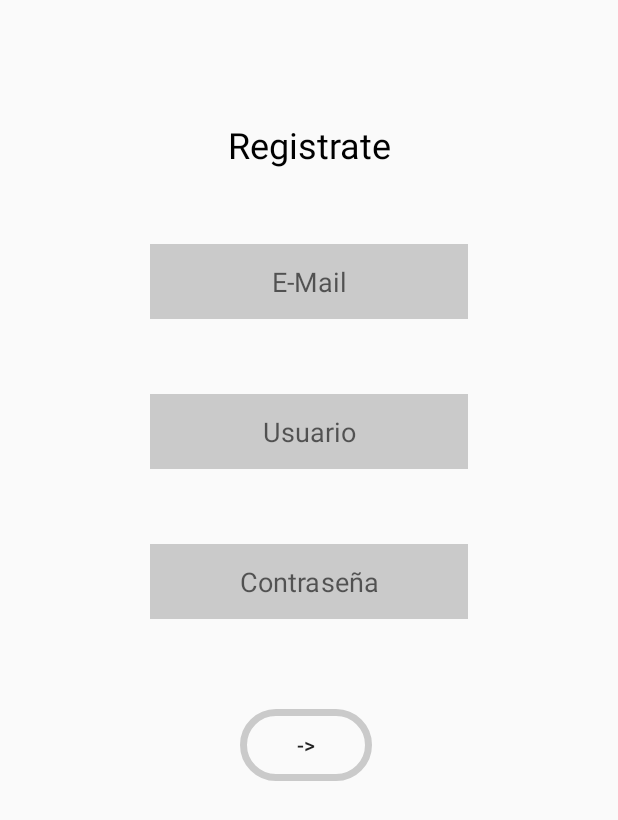
After one commit to AdrianZamarra/El-Pucherito, an Android app: the layout activity_sign.xml on its own in the app's theme, with its tools: preview values and no code run, on a phone screen of 412 x 824 dp. The commit adds this screen. Shown: the top 820 px of the screen. Run offline under Robolectric (Android 15) with nearby library versions, the phone set to English and light mode, and no system bars.

Commit message:
Sign View + Strings XML

```diff
--- a/app/src/main/AndroidManifest.xml
+++ b/app/src/main/AndroidManifest.xml
@@ -9,7 +9,8 @@
         android:roundIcon="@mipmap/ic_launcher_round"
         android:supportsRtl="true"
         android:theme="@style/AppTheme">
-        <activity android:name=".activity.LoginActivity"></activity>
+        <activity android:name=".activity.SignActivity"></activity>
+        <activity android:name=".activity.LoginActivity" />
         <activity android:name=".activity.MainActivity">
             <intent-filter>
                 <action android:name="android.intent.action.MAIN" />
--- /dev/null
+++ b/app/src/main/java/com/ttt/elpucherito/activity/SignActivity.kt
@@ -0,0 +1,11 @@
+package com.ttt.elpucherito.activity
+
+import androidx.appcompat.app.AppCompatActivity
+import android.os.Bundle
+
+class SignActivity : AppCompatActivity() {
+    override fun onCreate(savedInstanceState: Bundle?) {
+        super.onCreate(savedInstanceState)
+        setContentView(R.layout.activity_sign)
+    }
+}
--- a/app/src/main/res/layout/activity_login.xml
+++ b/app/src/main/res/layout/activity_login.xml
@@ -18,7 +18,7 @@
             android:orientation="horizontal">
 
                 <TextView
-                    android:id="@+id/tv_login"
+                    android:id="@+id/tv_signin"
                     android:layout_width="match_parent"
                     android:layout_height="wrap_content"
                     android:layout_weight="1"
@@ -34,13 +34,13 @@
             android:orientation="horizontal">
 
                 <EditText
-                    android:id="@+id/login_et_username"
+                    android:id="@+id/sign_et_username"
                     android:layout_width="wrap_content"
                     android:layout_height="wrap_content"
                     android:layout_marginLeft="90sp"
                     android:layout_marginTop="50sp"
                     android:layout_marginRight="90sp"
-                    android:background="@color/thirdColor"
+                    android:background="@color/Grey"
                     android:ems="10"
                     android:gravity="center"
                     android:hint="@string/username"
@@ -55,13 +55,13 @@
             android:orientation="horizontal">
 
                 <EditText
-                    android:id="@+id/login_et_password"
+                    android:id="@+id/sign_et_password"
                     android:layout_width="wrap_content"
                     android:layout_height="wrap_content"
                     android:layout_marginLeft="90sp"
                     android:layout_marginTop="50sp"
                     android:layout_marginRight="90sp"
-                    android:background="@color/thirdColor"
+                    android:background="@color/Grey"
                     android:ems="10"
                     android:gravity="center"
                     android:hint="@string/username"
--- /dev/null
+++ b/app/src/main/res/layout/activity_sign.xml
@@ -0,0 +1,121 @@
+<?xml version="1.0" encoding="utf-8"?>
+<LinearLayout xmlns:android="http://schemas.android.com/apk/res/android"
+    xmlns:app="http://schemas.android.com/apk/res-auto"
+    xmlns:tools="http://schemas.android.com/tools"
+    android:layout_width="match_parent"
+    android:layout_height="match_parent"
+    android:layout_marginLeft="10dp"
+    android:layout_marginTop="80sp"
+    android:layout_marginRight="10dp"
+    android:layout_marginBottom="30dp"
+    android:orientation="vertical"
+    android:scrollbarSize="14dp"
+    tools:context=".activity.LoginActivity">
+
+    <LinearLayout
+        android:layout_width="match_parent"
+        android:layout_height="wrap_content"
+        android:orientation="horizontal">
+
+        <TextView
+            android:id="@+id/tv_signin"
+            android:layout_width="match_parent"
+            android:layout_height="wrap_content"
+            android:layout_weight="1"
+            android:gravity="center"
+            android:text="@string/signin"
+            android:textColor="@android:color/black"
+            android:textSize="24sp" />
+
+    </LinearLayout>
+
+    <LinearLayout
+        android:layout_width="match_parent"
+        android:layout_height="wrap_content"
+        android:orientation="horizontal">
+
+        <EditText
+            android:id="@+id/sign_ed_email"
+            android:layout_width="wrap_content"
+            android:layout_height="wrap_content"
+            android:layout_marginLeft="90sp"
+            android:layout_marginTop="50sp"
+            android:layout_marginRight="90sp"
+            android:background="@color/Grey"
+            android:ems="10"
+            android:gravity="center"
+            android:hint="@string/email"
+            android:inputType="textPersonName"
+            android:minHeight="50dp"
+             />
+    </LinearLayout>
+
+    <LinearLayout
+        android:layout_width="match_parent"
+        android:layout_height="wrap_content"
+        android:orientation="horizontal">
+
+        <EditText
+            android:id="@+id/sign_et_username"
+            android:layout_width="wrap_content"
+            android:layout_height="wrap_content"
+            android:layout_marginLeft="90sp"
+            android:layout_marginTop="50sp"
+            android:layout_marginRight="90sp"
+            android:background="@color/Grey"
+            android:ems="10"
+            android:gravity="center"
+            android:hint="@string/username"
+            android:inputType="textPersonName"
+            android:minHeight="50dp"
+            />
+    </LinearLayout>
+
+    <LinearLayout
+        android:layout_width="match_parent"
+        android:layout_height="wrap_content"
+        android:orientation="horizontal">
+
+        <EditText
+            android:id="@+id/sign_et_password"
+            android:layout_width="wrap_content"
+            android:layout_height="wrap_content"
+            android:layout_marginLeft="90sp"
+            android:layout_marginTop="50sp"
+            android:layout_marginRight="90sp"
+            android:background="@color/Grey"
+            android:ems="10"
+            android:gravity="center"
+            android:hint="@string/password"
+            android:inputType="textPersonName"
+            android:minHeight="50dp"
+
+            android:textSize="18sp" />
+    </LinearLayout>
+
+    <LinearLayout
+        android:layout_width="match_parent"
+        android:layout_height="wrap_content"
+        android:orientation="horizontal">
+
+
+    </LinearLayout>
+
+    <LinearLayout
+        android:layout_width="match_parent"
+        android:layout_height="wrap_content"
+        android:orientation="horizontal">
+
+        <Button
+            android:id="@+id/login_button_enter"
+            android:layout_width="wrap_content"
+            android:layout_height="wrap_content"
+            android:layout_marginLeft="150sp"
+            android:layout_marginTop="60sp"
+            android:layout_marginRight="130sp"
+            android:background="@drawable/btn_login"
+            android:minWidth="88dp"
+            android:text="@string/enter" />
+    </LinearLayout>
+
+</LinearLayout>
--- a/app/src/main/res/values/strings.xml
+++ b/app/src/main/res/values/strings.xml
@@ -1,9 +1,11 @@
 <resources>
     <string name="app_name">ElPucherito</string>
     <string name="login">Registro</string>
-    <string name="username">Username</string>
-    <string name="password">Password</string>
-    <string name="stayIn">Stay In</string>
+    <string name="signin">Registrate</string>
+    <string name="email">E-Mail</string>
+    <string name="username">Usuario</string>
+    <string name="password">Contraseña</string>
+    <string name="stayIn">Mantener conectado</string>
     <string name="enter">-></string>
 
 </resources>
```
Also changed, not shown: 1 other file.
